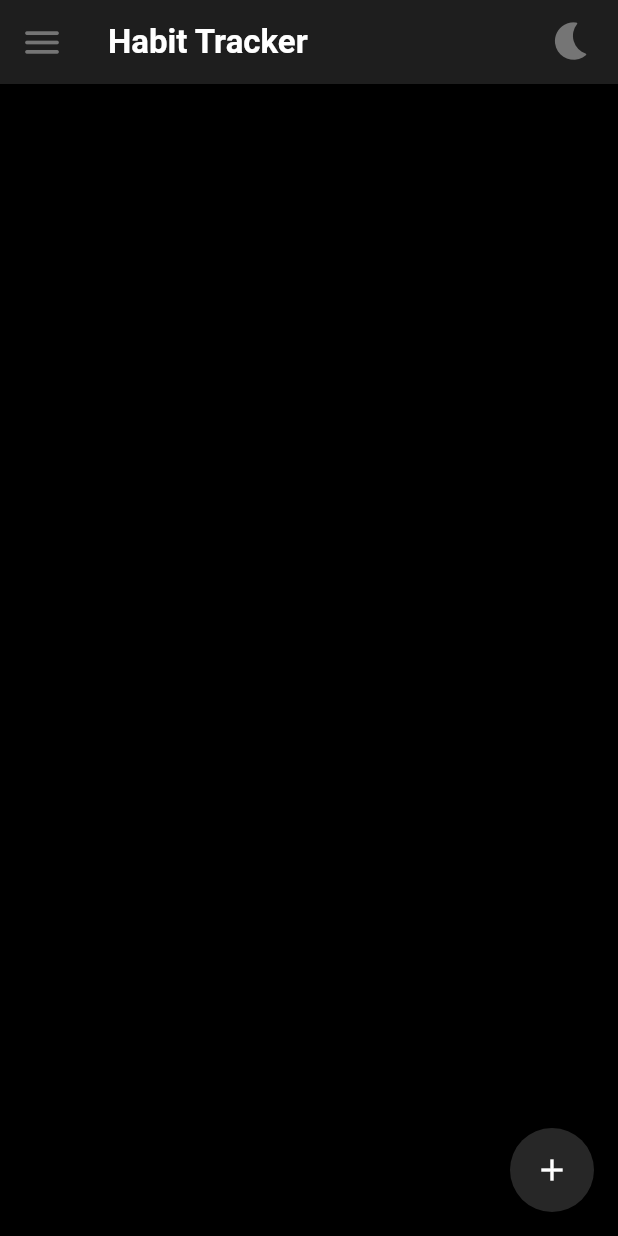
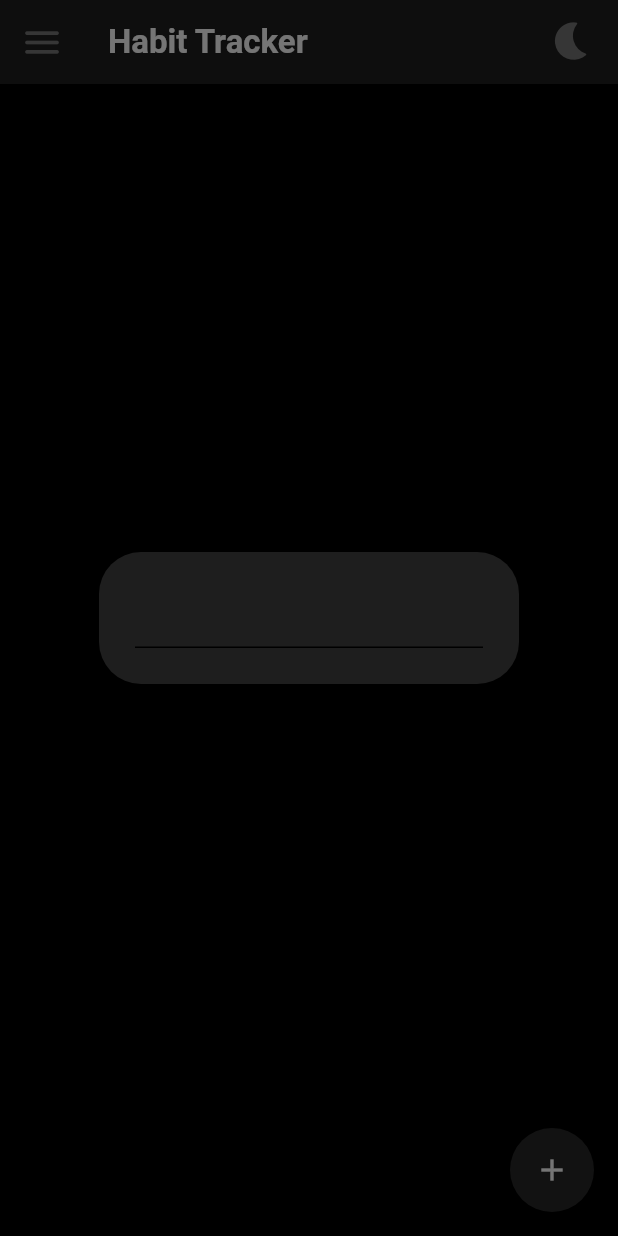
Before and after one commit to Zimil-Patel/minimal_habit_tracker, a Flutter app: the screen it shows after launch, on a phone screen of 412 x 824 dp. Run offline on Flutter 3.47's test engine with Material 3 defaults, Android fonts, the phone set to English and light mode, and no system bars; our stand-ins replace isar, shared_preferences; accounts and stored records are empty; generated files the repository leaves out were written again.

Commit message:
28-05-2024

```diff
--- a/lib/pages/home_page.dart
+++ b/lib/pages/home_page.dart
@@ -8,6 +8,23 @@ class HomePage extends StatelessWidget {
   @override
   Widget build(BuildContext context) {
     GlobalKey<ScaffoldState> scaffoldKey = GlobalKey<ScaffoldState>();
+
+    // TEXT EDITING CONTROLLER FOR NEW HABIT INPUT
+    TextEditingController txtHabit = TextEditingController();
+
+    // CREATE NEW HABIT ON FLOATING ACTION BUTTON PRESS
+    createNewHabit() {
+      // SHOW ALTER DIALOG FOR HABIT INPUT
+      showDialog(
+        context: context,
+        builder: (context) => AlertDialog(
+          content: TextField(
+            controller: txtHabit,
+            decoration: InputDecoration(),
+          ),
+        ),
+      );
+    }
 
     return Scaffold(
       key: scaffoldKey,
@@ -20,7 +37,7 @@ class HomePage extends StatelessWidget {
       // FLAOTING ACTION BUTTON
       floatingActionButton: FloatingActionButton(
         backgroundColor: Theme.of(context).colorScheme.tertiary,
-        onPressed: () {},
+        onPressed: createNewHabit(),
         shape: const CircleBorder(),
         child: Icon(
           Icons.add,
```
